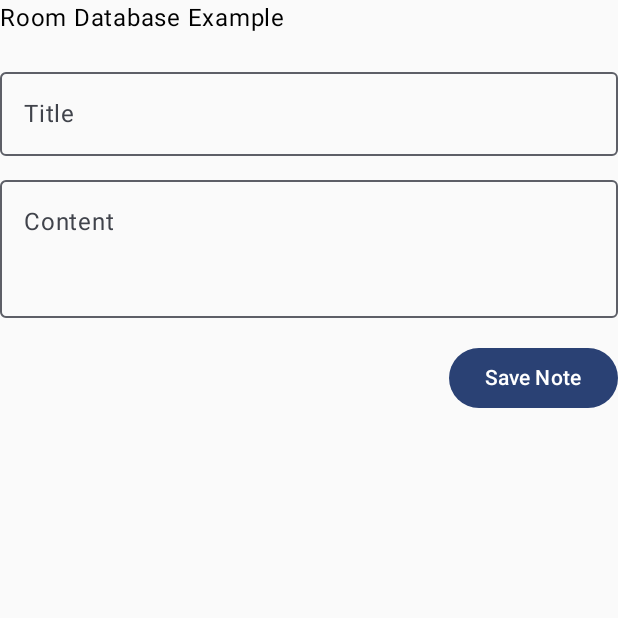
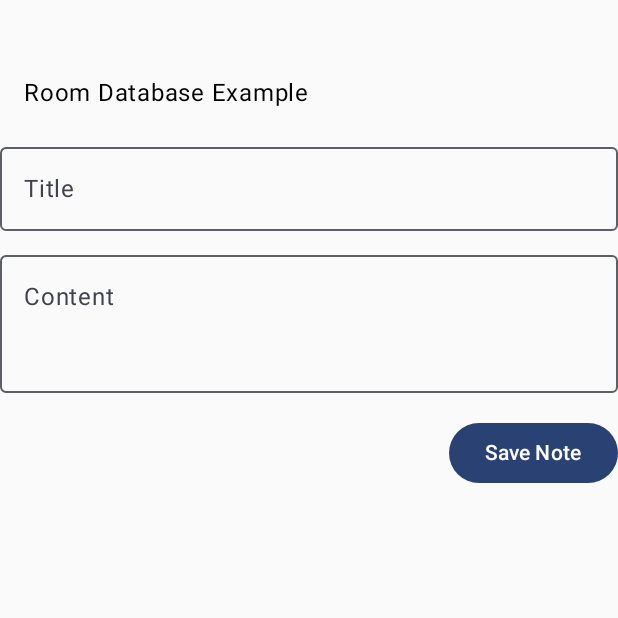
Before and after one commit to guilhermeleitao2002/Basic-Apps, an Android app built with Jetpack Compose: the screen it shows after launch (MainActivity), on a phone screen of 412 x 824 dp, the top half of it. Run offline under Robolectric (Android 15) with nearby library versions, the phone set to English and light mode, and no system bars; our stand-ins replace Room's generated code.

Commit message:
style(storednotesapp): update title padding

```diff
--- a/StoredNotesApp/app/src/main/java/pt/ist/cmu/storednotesapp/MainActivity.kt
+++ b/StoredNotesApp/app/src/main/java/pt/ist/cmu/storednotesapp/MainActivity.kt
@@ -61,7 +61,7 @@ fun NoteScreen(viewModel: NoteViewModel = viewModel(), innerPadding: PaddingValu
     ) {
         Text(
             text = "Room Database Example",
-            modifier = Modifier.padding(bottom = 16.dp)
+            modifier = Modifier.padding(bottom = 16.dp, top = 50.dp, start = 16.dp)
         )
 
         // Input fields
```
